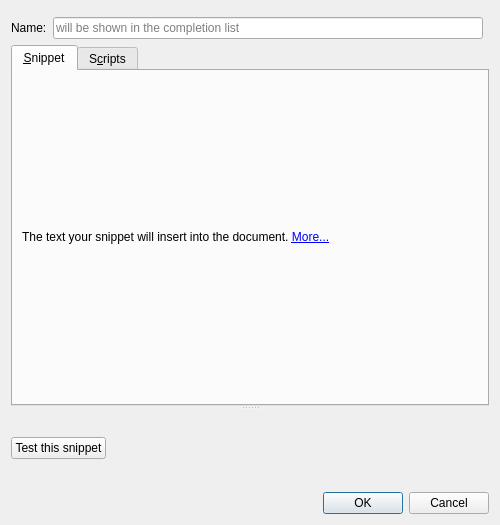
This is addons/snippets/editsnippet.ui in KDE/kate as Qt 5 draws it before an edit. The edited form follows.
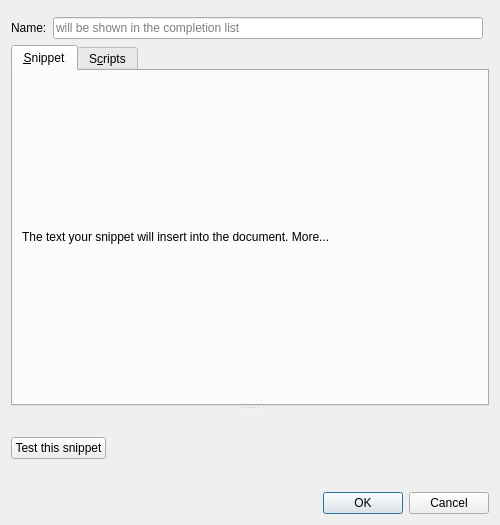
This is the edited form. Custom widgets are drawn as their Qt base class.

Commit message: ui-compiler + scripty generate different strings, simplify the markup to fix that and make the string translatable

Diff of the .ui file:
```diff
--- a/addons/snippets/editsnippet.ui
+++ b/addons/snippets/editsnippet.ui
@@ -65,7 +65,7 @@
         <item>
          <widget class="QLabel" name="snippetLabel">
           <property name="text">
-           <string>&lt;html&gt;&lt;head/&gt;&lt;body&gt;&lt;p&gt;The text your snippet will insert into the document. &lt;a href=&quot;A snippet can contain editable fields. They can be cycled by pressing Tab. The following expressions can be used in the template text to create fields: &amp;lt;br&amp;gt;&amp;lt;tt&amp;gt;${field_name}&amp;lt;/tt&amp;gt; creates a simple, editable field. All subsequent occurrences of the same field_name create fields which mirror the contents of the first during editing.&amp;lt;br&amp;gt;&amp;lt;tt&amp;gt;${field_name=default}&amp;lt;/tt&amp;gt; can be used to specify a default value for the field. &amp;lt;tt&amp;gt;default&amp;lt;/tt&amp;gt; can be any JavaScript expression.&amp;lt;br&amp;gt;Use &amp;lt;tt&amp;gt;${field_name=&amp;quot;text&amp;quot;}&amp;lt;/tt&amp;gt; to specify a fixed string as default value.&amp;lt;br&amp;gt;&amp;lt;tt&amp;gt;${func(other_field1, other_field2, ...)}&amp;lt;/tt&amp;gt; can be used to create a field which evaluates a JavaScript function on each edit and contains its contents. See the &amp;quot;Scripts&amp;quot; tab for more information.&amp;lt;br&amp;gt;&amp;lt;tt&amp;gt;${cursor}&amp;lt;/tt&amp;gt; can be used to mark the end position of the cursor after everything else was filled in.&quot;&gt;&lt;span style=&quot; text-decoration: underline; color:#0000ff;&quot;&gt;More...&lt;/span&gt;&lt;/a&gt;&lt;/p&gt;&lt;/body&gt;&lt;/html&gt;</string>
+           <string>The text your snippet will insert into the document. &lt;a href=&quot;A snippet can contain editable fields. They can be cycled by pressing Tab. The following expressions can be used in the template text to create fields: &lt;br&gt;&lt;tt&gt;${field_name}&lt;/tt&gt; creates a simple, editable field. All subsequent occurrences of the same field_name create fields which mirror the contents of the first during editing.&lt;br&gt;&lt;tt&gt;${field_name=default}&lt;/tt&gt; can be used to specify a default value for the field. &lt;tt&gt;default&lt;/tt&gt; can be any JavaScript expression.&lt;br&gt;Use &lt;tt&gt;${field_name=text}&lt;/tt&gt; to specify a fixed string as default value.&lt;br&gt;&lt;tt&gt;${func(other_field1, other_field2, ...)}&lt;/tt&gt; can be used to create a field which evaluates a JavaScript function on each edit and contains its contents. See the Scripts tab for more information.&lt;br&gt;&lt;tt&gt;${cursor}&lt;/tt&gt; can be used to mark the end position of the cursor after everything else was filled in.&quot;&gt;More...&lt;/a&gt;</string>
           </property>
           <property name="textFormat">
            <enum>Qt::RichText</enum>
```
